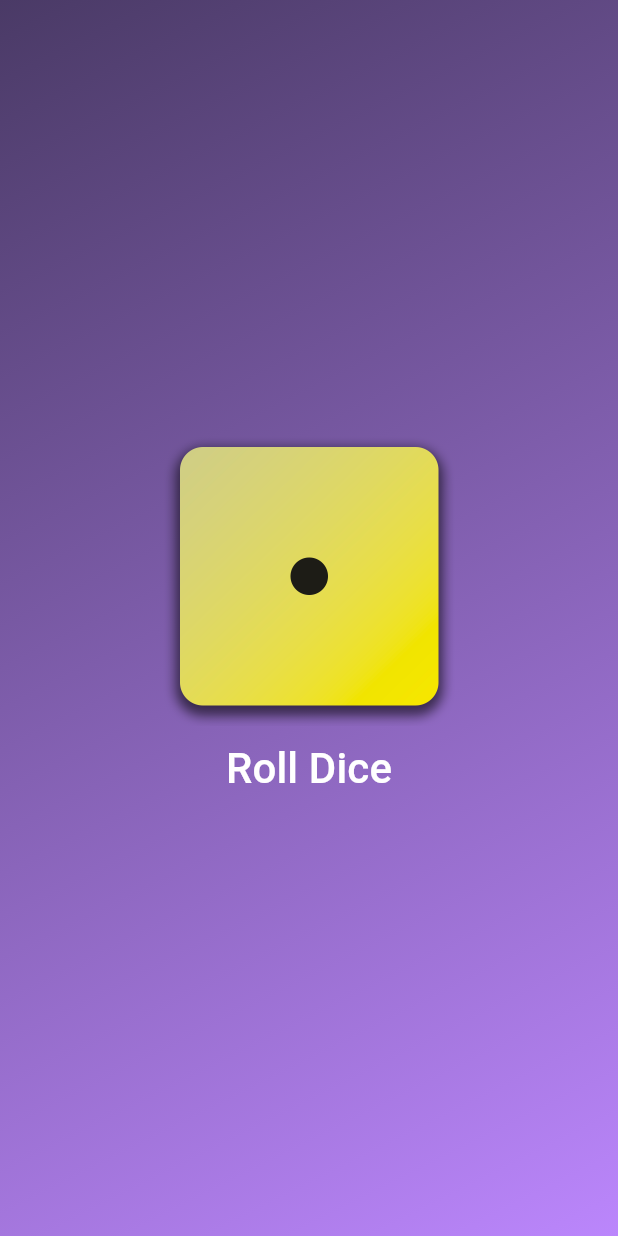
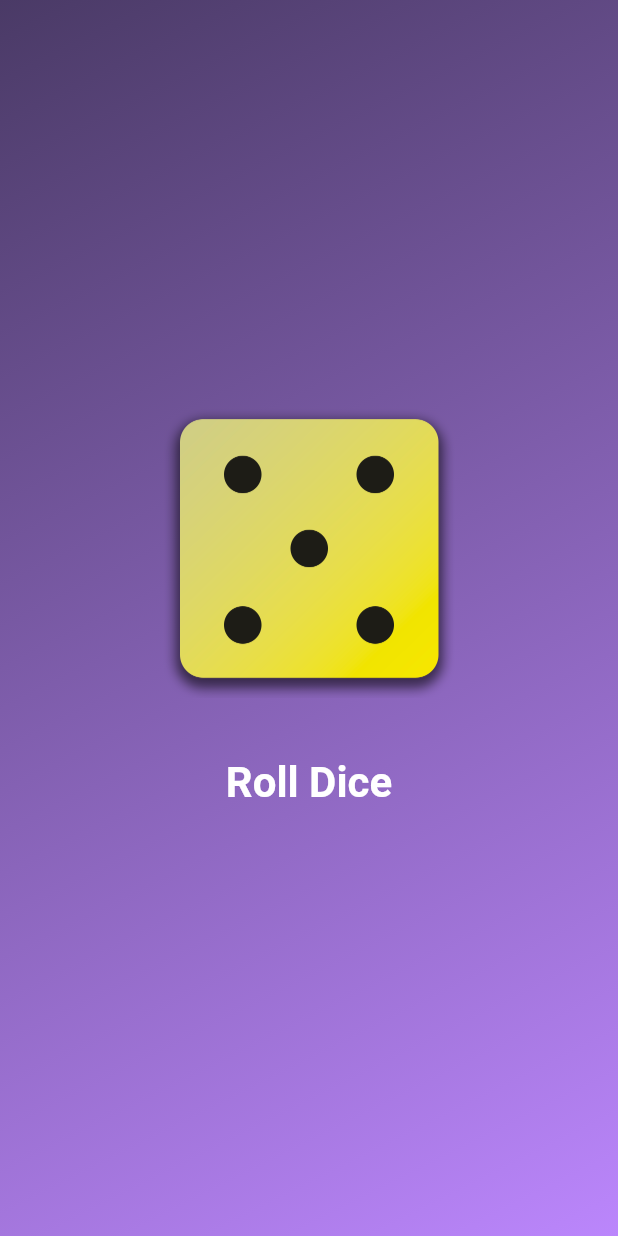
Before and after one commit to deepeshmi26/flutter-projects, a Flutter app: the screen it shows after launch, after a tap on "Roll Dice", on a phone screen of 412 x 824 dp. Run offline on Flutter 3.47's test engine with Material 3 defaults, Android fonts, the phone set to English and light mode, and no system bars.

Commit message:
Dice app completed

```diff
--- /dev/null
+++ b/first_app/lib/dice_roller.dart
@@ -0,0 +1,58 @@
+import "dart:math";
+import 'package:first_app/styled_text.dart';
+import 'package:flutter/material.dart';
+
+final randomizer = Random();
+
+class DiceRoller extends StatefulWidget {
+  const DiceRoller({super.key});
+
+  @override
+  State<DiceRoller> createState() {
+    return _DiceRollerState();
+  }
+}
+
+class _DiceRollerState extends State<DiceRoller> {
+  var currentDiceRoll = 2;
+
+  void rollDice() {
+    setState(() {
+      currentDiceRoll = randomizer.nextInt(6) + 1;
+    });
+  }
+
+  @override
+  Widget build(context) {
+    return Center(
+      child: Column(
+        mainAxisSize: MainAxisSize.min,
+        children: [
+          Image.asset(
+            "assets/images/dice-$currentDiceRoll.png",
+            width: 200,
+            height: 200,
+          ),
+          const SizedBox(height: 20),
+          TextButton(
+            onPressed: rollDice,
+            style: TextButton.styleFrom(
+              foregroundColor: Colors.white,
+              padding: EdgeInsets.only(
+                top: 20,
+                bottom: 20,
+                left: 40,
+                right: 40,
+              ),
+              textStyle: const TextStyle(
+                fontSize: 28,
+                fontWeight: FontWeight.bold,
+              ),
+            ),
+            child: StyledText(text: 'Roll Dice'),
+          ),
+        ],
+      ),
+    );
+  }
+}
--- a/first_app/lib/gradient_container.dart
+++ b/first_app/lib/gradient_container.dart
@@ -1,13 +1,11 @@
-import 'package:first_app/styled_text.dart';
 import 'package:flutter/material.dart';
+import 'package:first_app/dice_roller.dart';
 
 class GradientContainer extends StatelessWidget {
   const GradientContainer({required this.colors, super.key});
 
   final List<Color> colors;
-  void onPressed() {
-    // print('Button pressed!');
-  }
+
   @override
   Widget build(context) {
     return Container(
@@ -18,19 +16,7 @@ class GradientContainer extends StatelessWidget {
           end: Alignment.bottomRight,
         ),
       ),
-      child: Center(
-        child: Column(
-          mainAxisSize: MainAxisSize.min,
-          children: [
-            Image.asset('assets/images/dice-1.png', width: 200, height: 200),
-            TextButton(
-              onPressed: onPressed,
-              style: TextButton.styleFrom(foregroundColor: Colors.white),
-              child: StyledText(text: 'Roll Dice'),
-            ),
-          ],
-        ),
-      ),
+      child: const DiceRoller(),
     );
   }
 }
--- a/first_app/lib/main.dart
+++ b/first_app/lib/main.dart
@@ -6,7 +6,7 @@ void main() {
     MaterialApp(
       home: Scaffold(
         backgroundColor: Color.fromARGB(255, 74, 58, 102),
-        body: GradientContainer(
+        body: const GradientContainer(
           colors: [
             Color.fromARGB(255, 74, 58, 102),
             Color.fromARGB(255, 187, 134, 252),
```
